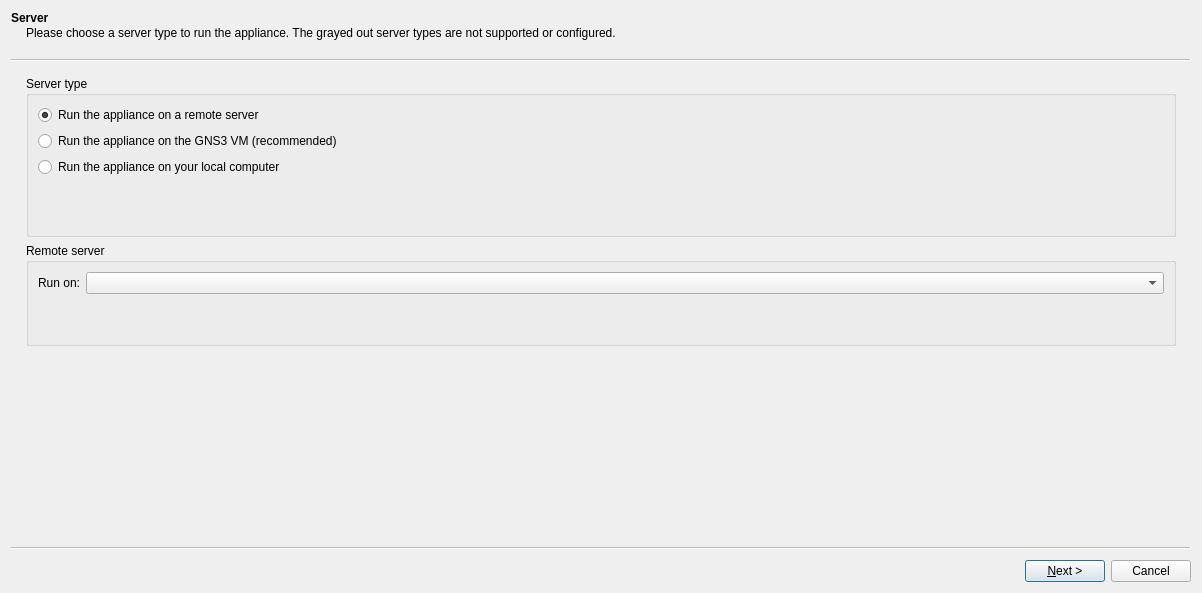
Old version of the form gns3/ui/appliance_wizard.ui in the repository GNS3/gns3-gui.
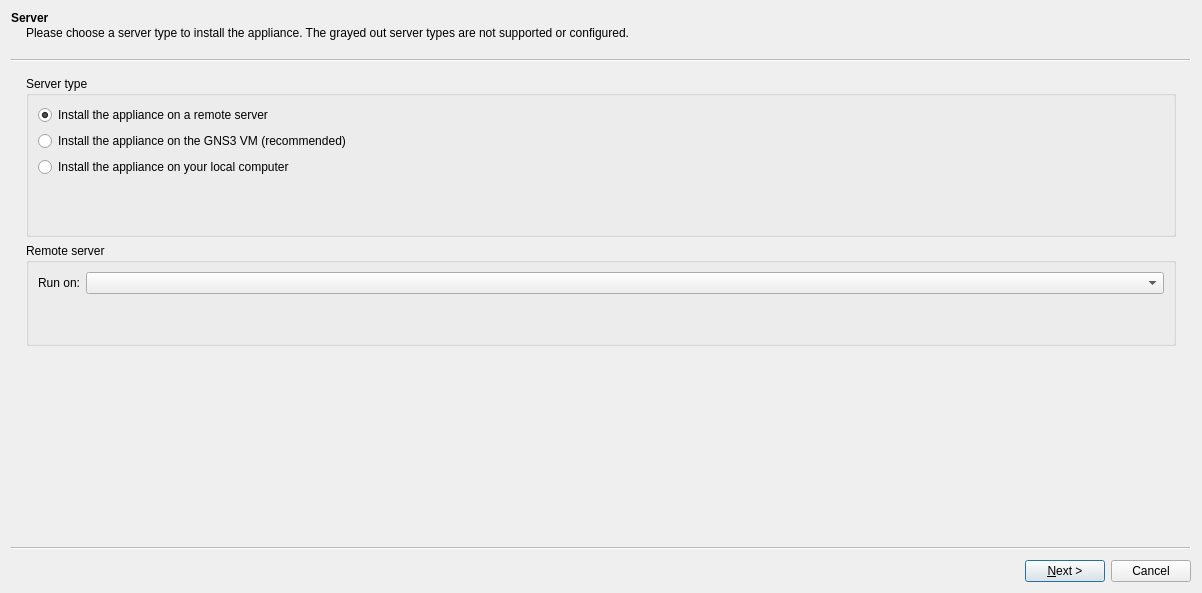
New version of the form.

Commit message: Change some text regarding appliance installation.

Diff of the .ui file:
```diff
--- a/gns3/ui/appliance_wizard.ui
+++ b/gns3/ui/appliance_wizard.ui
@@ -39,7 +39,7 @@
     <string>Server</string>
    </property>
    <property name="subTitle">
-    <string>Please choose a server type to run the appliance. The grayed out server types are not supported or configured.</string>
+    <string>Please choose a server type to install the appliance. The grayed out server types are not supported or configured.</string>
    </property>
    <layout class="QVBoxLayout" name="verticalLayout_4">
     <item>
@@ -75,7 +75,7 @@
           </size>
          </property>
          <property name="text">
-          <string>Run the appliance on a remote server</string>
+          <string>Install the appliance on a remote server</string>
          </property>
          <property name="checked">
           <bool>true</bool>
@@ -97,7 +97,7 @@
           </size>
          </property>
          <property name="text">
-          <string>Run the appliance on the GNS3 VM (recommended)</string>
+          <string>Install the appliance on the GNS3 VM (recommended)</string>
          </property>
         </widget>
        </item>
@@ -116,7 +116,7 @@
           </size>
          </property>
          <property name="text">
-          <string>Run the appliance on your local computer</string>
+          <string>Install the appliance on your local computer</string>
          </property>
         </widget>
        </item>
```
Left out of the diff: 4 changed lines with no effect on the pictures. The commit also changes 5 other files.
